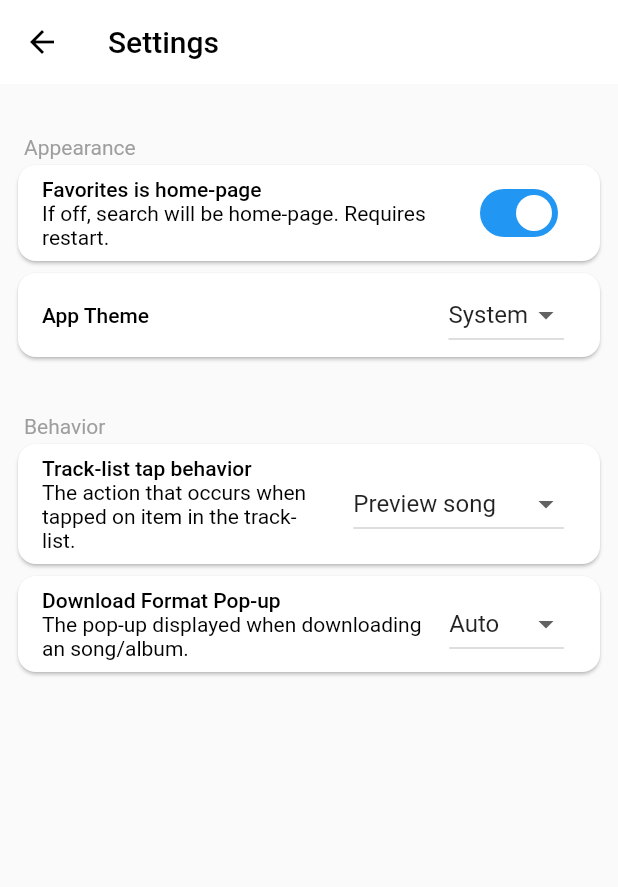
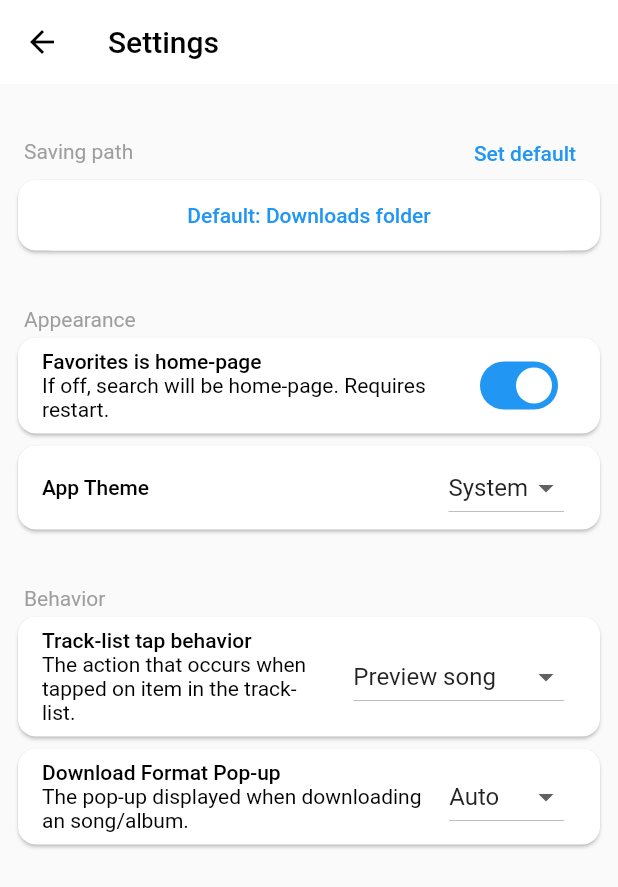
Before and after one commit to ptgms/khinsider-ripper-flutter, a Flutter app: the SettingsPage screen opened directly, on a phone screen of 412 x 824 dp. Shown: the top 887 px of the screen. Run offline on Flutter 3.47's test engine with Material 2 defaults, Android fonts, the phone set to English and light mode, and no system bars; our stand-ins replace audioplayers, flutter_phoenix, permission_handler, shared_preferences; missing offline and left inert: beautiful_soup_dart, filesystem_picker, marquee_widget, window_size; accounts and stored records are empty.

Commit message:
ffs vs code stop making me commit in 2

```diff
--- a/lib/settings_page.dart
+++ b/lib/settings_page.dart
@@ -22,8 +22,7 @@ String homeDirectory() {
     case 'windows':
       return Platform.environment['USERPROFILE']!;
     case 'android':
-      // Probably want internal storage.
-      return '/storage/sdcard0';
+      return '/storage/emulated/0/';
     case 'ios':
       return "";
     case 'fuchsia':
@@ -54,10 +53,23 @@ class _SettingsPageState extends State<SettingsPage> {
 
   @override
   Widget build(BuildContext context) {
+    var defaultText = "Default: Path of executable";
+    double toAdd = 0;
+
+    if (Platform.isAndroid) {
+      defaultText = "Default: Downloads folder";
+      toAdd = 10;
+    }
+
     if (pathToSaveIn == "") {
-      folderToSave = "Default: Path of executable";
+      folderToSave = defaultText;
     } else {
-      folderToSave = pathToSaveIn;
+      if (Platform.isAndroid &&
+          pathToSaveIn == "/storage/emulated/0/Download") {
+        folderToSave = "Default: Downloads folder";
+      } else {
+        folderToSave = pathToSaveIn;
+      }
     }
 
     var themes = ["System", "Light", "Dark"];
@@ -84,11 +96,17 @@ class _SettingsPageState extends State<SettingsPage> {
           padding: const EdgeInsets.fromLTRB(8, 0, 8, 0),
           child: ListView(
             children: [
-              if (Platform.isLinux || Platform.isWindows || Platform.isMacOS)
+              if (Platform.isLinux ||
+                  Platform.isWindows ||
+                  Platform.isMacOS ||
+                  Platform.isAndroid)
                 Container(height: 30, color: Colors.transparent),
-              if (Platform.isLinux || Platform.isWindows || Platform.isMacOS)
+              if (Platform.isLinux ||
+                  Platform.isWindows ||
+                  Platform.isMacOS ||
+                  Platform.isAndroid)
                 Container(
-                    height: 20,
+                    height: 20 + toAdd,
                     padding: const EdgeInsets.fromLTRB(8, 0, 8, 0),
                     alignment: Alignment.bottomLeft,
                     child: Row(children: [
@@ -105,7 +123,7 @@ class _SettingsPageState extends State<SettingsPage> {
                               setState(() {
                                 pathToSaveIn = "";
                                 saveLocation();
-                                folderToSave = "Default: Path of executable";
+                                folderToSave = defaultText;
                               });
                             },
                             child: const Text("Set default"),
@@ -113,7 +131,10 @@ class _SettingsPageState extends State<SettingsPage> {
                         ),
                       ),
                     ])),
-              if (Platform.isLinux || Platform.isWindows || Platform.isMacOS)
+              if (Platform.isLinux ||
+                  Platform.isWindows ||
+                  Platform.isMacOS ||
+                  Platform.isAndroid)
                 SizedBox(
                     height: 55,
                     child: Card(
--- a/pubspec.yaml
+++ b/pubspec.yaml
@@ -15,7 +15,7 @@ publish_to: 'none' # Remove this line if you wish to publish to pub.dev
 # In iOS, build-name is used as CFBundleShortVersionString while build-number used as CFBundleVersion.
 # Read more about iOS versioning at
 # https://developer.apple.com/library/archive/documentation/General/Reference/InfoPlistKeyReference/Articles/CoreFoundationKeys.html
-version: 1.2.0+1
+version: 1.2.1+1
 
 environment:
   sdk: ">=2.16.1 <3.0.0"
@@ -48,6 +48,7 @@ dependencies:
   filesystem_picker: ^2.0.0
   flutter_phoenix: ^1.0.0
   path_provider: ^2.0.9
+  permission_handler: ^9.2.0
 
 
 dev_dependencies:
```
Also changed, not shown: lib/download_utils.dart (+11 -2 lines), lib/track_list.dart (+11 -8 lines), pubspec.lock, 5 other files.
